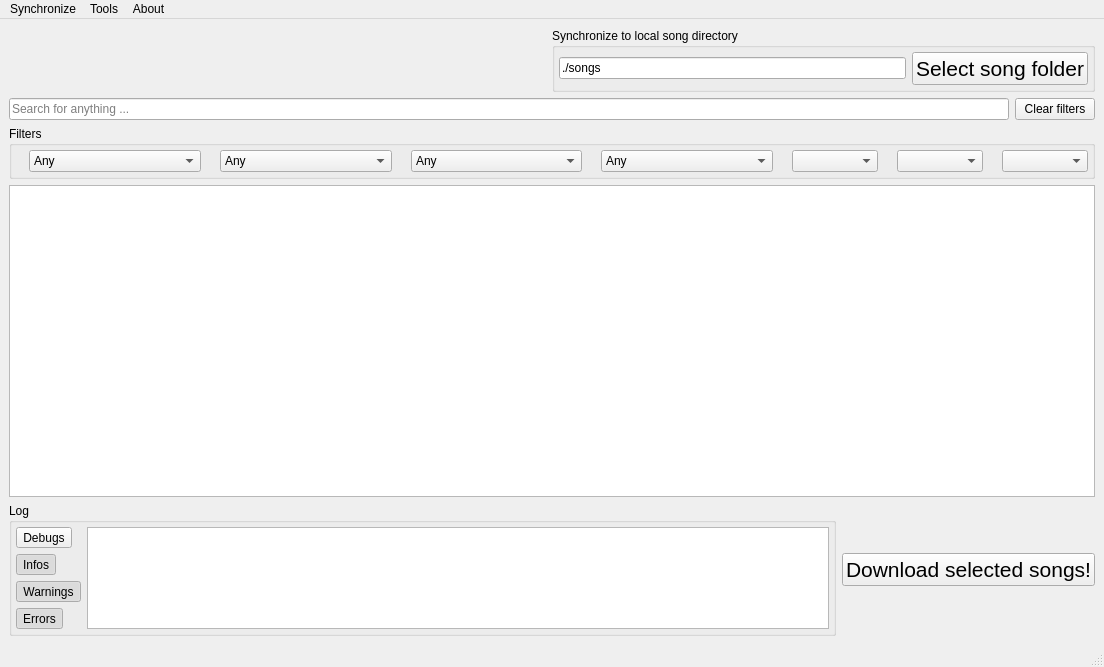
Before: the Qt Designer form src/usdb_syncer/gui/forms/MainWindow.ui in bohning/usdb_syncer, drawn with Qt 5.
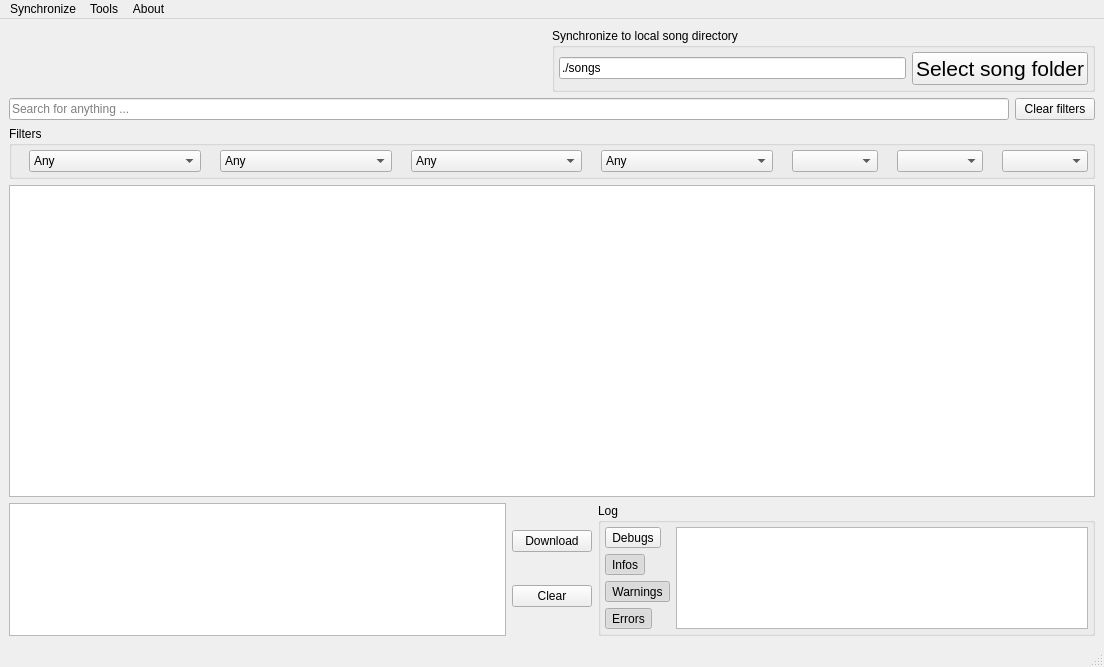
After: the same form once the commit is applied. Icons and pictures are not drawn.

Commit message: Add second view for queued songs

What changed in the file:
```diff
--- a/src/usdb_syncer/gui/forms/MainWindow.ui
+++ b/src/usdb_syncer/gui/forms/MainWindow.ui
@@ -397,6 +397,38 @@
     </item>
     <item>
      <layout class="QHBoxLayout" name="horizontalLayout">
+      <item>
+       <widget class="QTableView" name="view_queue"/>
+      </item>
+      <item>
+       <layout class="QVBoxLayout" name="verticalLayout">
+        <property name="spacing">
+         <number>6</number>
+        </property>
+        <item>
+         <widget class="QPushButton" name="button_download">
+          <property name="enabled">
+           <bool>true</bool>
+          </property>
+          <property name="font">
+           <font>
+            <pointsize>9</pointsize>
+           </font>
+          </property>
+          <property name="text">
+           <string>Download</string>
+          </property>
+         </widget>
+        </item>
+        <item>
+         <widget class="QPushButton" name="button_clear_queue">
+          <property name="text">
+           <string>Clear</string>
+          </property>
+         </widget>
+        </item>
+       </layout>
+      </item>
       <item>
        <widget class="QGroupBox" name="groupBox_5">
         <property name="title">
@@ -506,21 +538,6 @@
         </layout>
        </widget>
       </item>
-      <item>
-       <widget class="QPushButton" name="pushButton_downloadSelectedSongs">
-        <property name="enabled">
-         <bool>true</bool>
-        </property>
-        <property name="font">
-         <font>
-          <pointsize>16</pointsize>
-         </font>
-        </property>
-        <property name="text">
-         <string>Download selected songs!</string>
-        </property>
-       </widget>
-      </item>
      </layout>
     </item>
    </layout>
```
Left out of the diff: 2 changed lines with no effect on the pictures. The commit also changes 8 other files.
